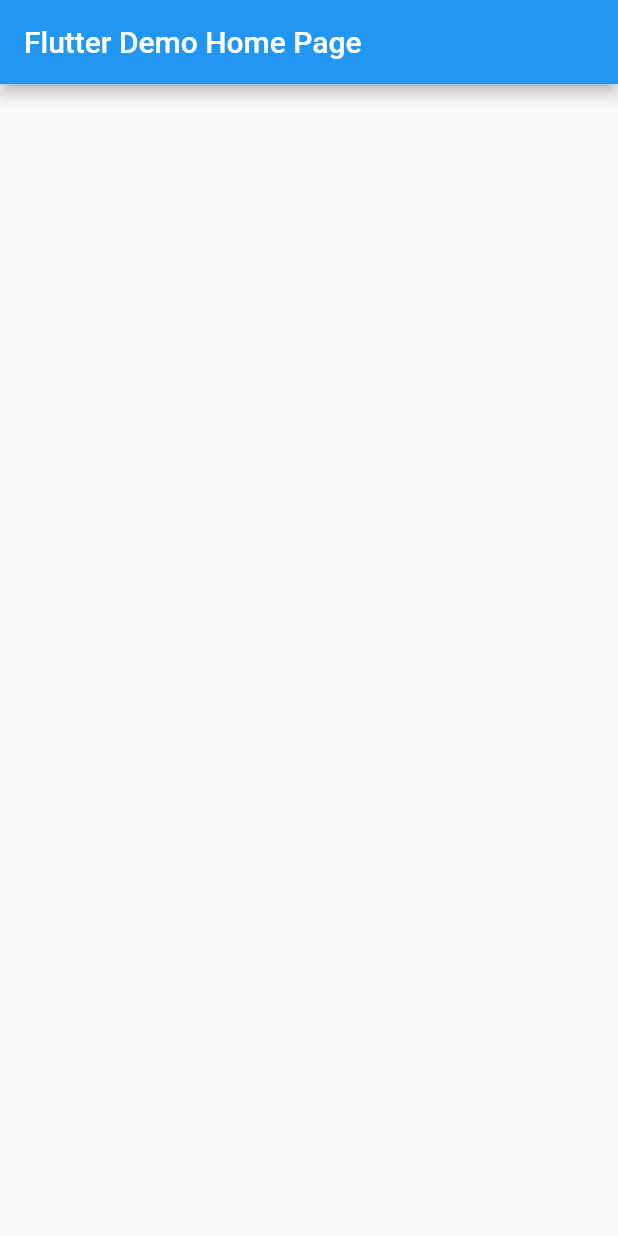
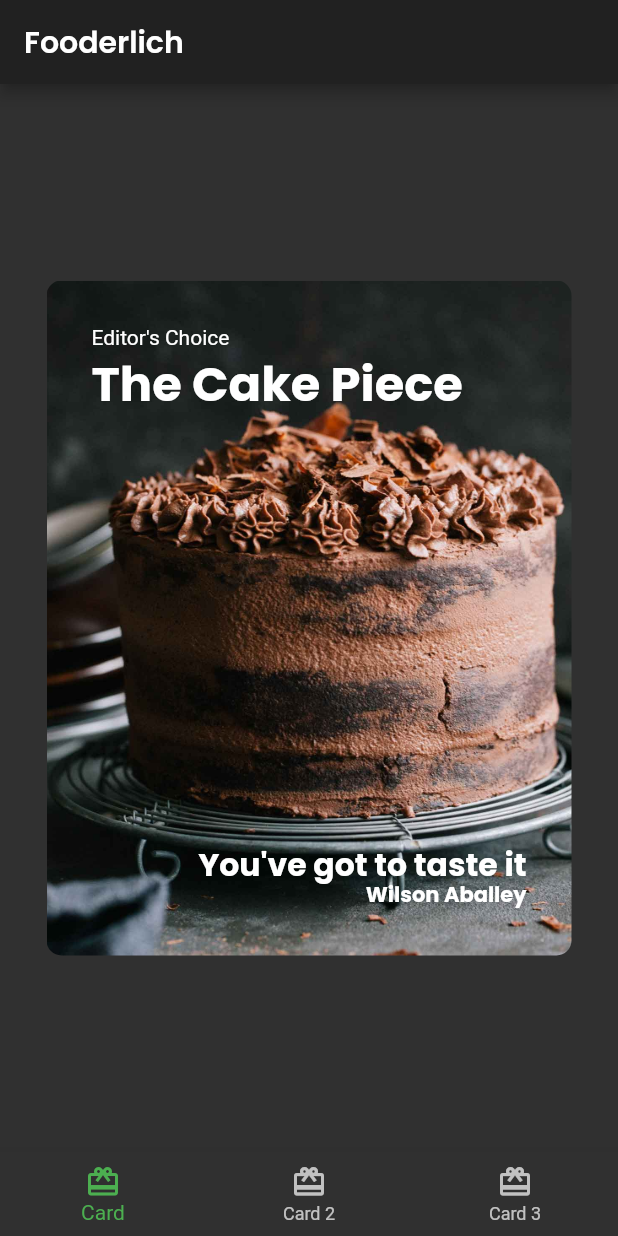
Before and after one commit to Wil-Wena/fooderlich, a Flutter app: the screen it shows after launch, on a phone screen of 412 x 824 dp. Run offline on Flutter 3.47's test engine with Material 2 defaults, Android fonts, the phone set to English and light mode, and no system bars; our stand-ins replace google_fonts.

Commit message:
Card2 of navbar design

```diff
--- /dev/null
+++ b/lib/cards/Card1.dart
@@ -0,0 +1,54 @@
+import 'package:flutter/cupertino.dart';
+import 'package:fooderlich/fooderlih_theme.dart';
+
+class Card1 extends StatelessWidget {
+  const Card1({Key? key}) : super(key: key);
+  final String category = 'Editor\'s Choice';
+  final String title = 'The Cake Piece';
+  final String description = 'You\'ve got to taste it';
+  final String chef = 'Wilson Aballey';
+
+  @override
+  Widget build(BuildContext context) {
+    return Center(
+      child: Container(
+        padding: const EdgeInsets.all(30),
+        constraints: const BoxConstraints.expand(width: 350, height: 450),
+        decoration: BoxDecoration(
+            borderRadius: BorderRadius.circular(10.0),
+            image: const DecorationImage(
+                image: const AssetImage('assests/img1.jpg'),
+                fit: BoxFit.cover)),
+        child: Stack(children: [
+          Text(
+            category,
+            style: FooderlichTheme.darkTextTheme.headline4,
+          ),
+          Positioned(
+            top: 15,
+            child: Text(
+              title,
+              style: FooderlichTheme.darkTextTheme.headline1,
+            ),
+          ),
+          Positioned(
+            bottom: 15,
+            right: 0,
+            child: Text(
+              description,
+              style: FooderlichTheme.darkTextTheme.displayMedium,
+            ),
+          ),
+          Positioned(
+            bottom: 0,
+            right: 0,
+            child: Text(
+              chef,
+              style: FooderlichTheme.darkTextTheme.bodyText1,
+            ),
+          ),
+        ]),
+      ),
+    );
+  }
+}
--- /dev/null
+++ b/lib/cards/Card2.dart
@@ -0,0 +1,20 @@
+import 'package:flutter/cupertino.dart';
+import 'package:flutter/src/foundation/key.dart';
+import 'package:flutter/src/widgets/framework.dart';
+
+class card2 extends StatelessWidget {
+  const card2({Key? key}) : super(key: key);
+
+  @override
+  Widget build(BuildContext context) {
+    return Center(
+      child: Container(
+        constraints: BoxConstraints.expand(width: 350, height: 450),
+        decoration: BoxDecoration(
+            image: DecorationImage(
+                image: AssetImage('assests/smoothie.jpg'), fit: BoxFit.cover),
+            borderRadius: BorderRadius.circular(10)),
+      ),
+    );
+  }
+}
--- /dev/null
+++ b/lib/circle_avatar.dart
@@ -0,0 +1,19 @@
+import 'package:flutter/material.dart';
+
+class CircleImage extends StatelessWidget {
+  const CircleImage({Key? key, this.imageProvider}) : super(key: key);
+  final double imageRadius = 20;
+  final ImageProvider? imageProvider;
+
+  @override
+  Widget build(BuildContext context) {
+    return CircleAvatar(
+      backgroundColor: Colors.white,
+      radius: imageRadius,
+      child: CircleAvatar(
+        radius: imageRadius - 5,
+        backgroundImage: imageProvider,
+      ),
+    );
+  }
+}
--- /dev/null
+++ b/lib/home.dart
@@ -0,0 +1,53 @@
+// ignore_for_file: unnecessary_const
+
+import 'package:flutter/material.dart';
+import 'package:flutter/src/foundation/key.dart';
+import 'package:flutter/src/widgets/framework.dart';
+import 'package:fooderlich/cards/Card1.dart';
+import 'cards/Card2.dart';
+
+class MyWidget extends StatefulWidget {
+  MyWidget({Key? key}) : super(key: key);
+
+  @override
+  State<MyWidget> createState() => _MyWidgetState();
+}
+
+class _MyWidgetState extends State<MyWidget> {
+  int _selectedIndex = 0;
+  static List<Widget> pages = <Widget>[
+    Card1(),
+    card2(),
+    Container(color: Colors.blue),
+  ];
+  void _onItemTapped(int index) {
+    setState(() {
+      _selectedIndex = index;
+    });
+  }
+
+  @override
+  Widget build(BuildContext context) {
+    return Scaffold(
+        appBar: AppBar(
+            title: Text(
+          'Fooderlich',
+          style: Theme.of(context).textTheme.headline6,
+        )),
+        body: pages[_selectedIndex],
+        bottomNavigationBar: BottomNavigationBar(
+          currentIndex: _selectedIndex,
+          onTap: _onItemTapped,
+          selectedItemColor:
+              Theme.of(context).textSelectionTheme.selectionColor,
+          items: const [
+            BottomNavigationBarItem(
+                icon: Icon(Icons.card_giftcard), label: 'Card'),
+            BottomNavigationBarItem(
+                icon: Icon(Icons.card_giftcard), label: 'Card 2'),
+            BottomNavigationBarItem(
+                icon: Icon(Icons.card_giftcard), label: 'Card 3'),
+          ],
+        ));
+  }
+}
--- a/lib/main.dart
+++ b/lib/main.dart
@@ -1,4 +1,8 @@
 import 'package:flutter/material.dart';
+import 'package:fooderlich/home.dart';
+import 'fooderlih_theme.dart';
+import 'cards/Card1.dart';
+import 'cards/Card2.dart';
 
 void main() {
   runApp(const MyApp());
@@ -9,32 +13,7 @@ class MyApp extends StatelessWidget {
 
   @override
   Widget build(BuildContext context) {
-    return MaterialApp(
-      title: 'Flutter Demo',
-      theme: ThemeData(
-        primarySwatch: Colors.blue,
-      ),
-      home: const MyHomePage(title: 'Flutter Demo Home Page'),
-    );
+    final theme = FooderlichTheme.dark();
+    return MaterialApp(theme: theme, home: MyWidget());
   }
 }
-
-class MyHomePage extends StatefulWidget {
-  const MyHomePage({Key? key, required this.title}) : super(key: key);
-
-  final String title;
-
-  @override
-  State<MyHomePage> createState() => _MyHomePageState();
-}
-
-class _MyHomePageState extends State<MyHomePage> {
-  @override
-  Widget build(BuildContext context) {
-    return Scaffold(
-        appBar: AppBar(
-          title: Text(widget.title),
-        ),
-        body: Center());
-  }
-}
```
Also changed, not shown: pubspec.yaml (+13 -14 lines), assests/img1.jpg (added), assests/smoothie.jpg (added), assests/theme.png (added), 1 other file.
